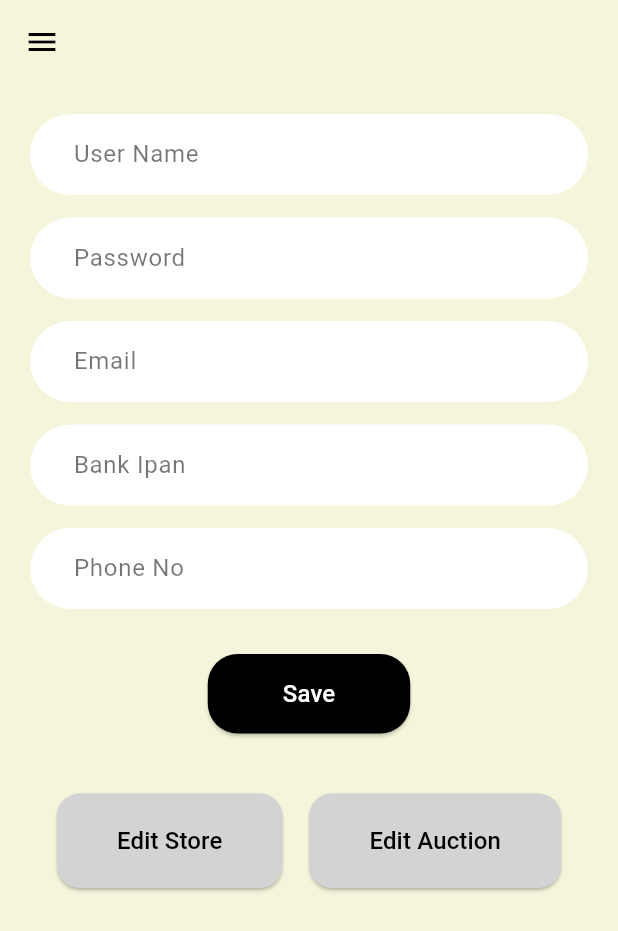
After one commit to TIKKRI-INTERNATIONAL/luwa-app, a Flutter app: the StoreRegistrationScreen screen opened by its route, on a phone screen of 412 x 824 dp. The commit adds this screen. Shown: the top 931 px of the screen. Run offline on Flutter 3.47's test engine with Material 3 defaults, Android fonts, the light colour scheme and no system bars; our stand-ins replace go_router, google_fonts; network calls fail.

Commit message:
first commit

```diff
--- a/lib/main.dart
+++ b/lib/main.dart
@@ -13,6 +13,7 @@ import 'package:myapp/signup_screen.dart';
 import 'package:myapp/store_category_screen.dart';
 import 'package:myapp/store_products_screen.dart';
 import 'package:myapp/user_register_screen.dart';
+import 'package:myapp/store_registration_screen.dart';
 
 void main() {
   runApp(const MyApp());
@@ -99,6 +100,12 @@ final GoRouter _router = GoRouter(
         return const PostViewScreen();
       },
     ),
+    GoRoute(
+      path: '/store-registration',
+      builder: (BuildContext context, GoRouterState state) {
+        return const StoreRegistrationScreen();
+      },
+    ),
   ],
 );
 
--- a/lib/product_screen.dart
+++ b/lib/product_screen.dart
@@ -117,7 +117,7 @@ class ProductScreen extends StatelessWidget {
             height: 250,
             decoration: BoxDecoration(
               gradient: LinearGradient(
-                colors: [Colors.black.withValues(alpha: 0.4), Colors.transparent],
+                colors: [Colors.black.withOpacity(0.4), Colors.transparent],
                 begin: Alignment.topLeft,
                 end: Alignment.center,
               ),
--- a/lib/profile_screen.dart
+++ b/lib/profile_screen.dart
@@ -121,7 +121,7 @@ class ProfileScreen extends StatelessWidget {
             height: 250,
             decoration: BoxDecoration(
               gradient: LinearGradient(
-                colors: [Colors.black.withValues(alpha: 0.4), Colors.transparent],
+                colors: [Colors.black.withOpacity(0.4), Colors.transparent],
                 begin: Alignment.topLeft,
                 end: Alignment.center,
               ),
--- /dev/null
+++ b/lib/store_registration_screen.dart
@@ -0,0 +1,98 @@
+
+import 'package:flutter/material.dart';
+
+class StoreRegistrationScreen extends StatelessWidget {
+  const StoreRegistrationScreen({super.key});
+
+  @override
+  Widget build(BuildContext context) {
+    return Scaffold(
+      backgroundColor: const Color(0xFFF5F5DC),
+      appBar: AppBar(
+        backgroundColor: Colors.transparent,
+        elevation: 0,
+        leading: IconButton(
+          icon: const Icon(Icons.menu, color: Colors.black),
+          onPressed: () {},
+        ),
+      ),
+      body: Padding(
+        padding: const EdgeInsets.symmetric(horizontal: 20.0),
+        child: SingleChildScrollView(
+          child: Column(
+            children: [
+              const SizedBox(height: 20),
+              _buildTextField("User Name"),
+              const SizedBox(height: 15),
+              _buildTextField("Password", obscureText: true),
+              const SizedBox(height: 15),
+              _buildTextField("Email"),
+              const SizedBox(height: 15),
+              _buildTextField("Bank Ipan"),
+              const SizedBox(height: 15),
+              _buildTextField("Phone No"),
+              const SizedBox(height: 30),
+              ElevatedButton(
+                onPressed: () {},
+                style: ElevatedButton.styleFrom(
+                  backgroundColor: Colors.black,
+                  shape: RoundedRectangleBorder(
+                    borderRadius: BorderRadius.circular(20),
+                  ),
+                  padding: const EdgeInsets.symmetric(horizontal: 50, vertical: 15),
+                ),
+                child: const Text(
+                  'Save',
+                  style: TextStyle(color: Colors.white, fontSize: 16),
+                ),
+              ),
+              const SizedBox(height: 40),
+              Row(
+                mainAxisAlignment: MainAxisAlignment.spaceEvenly,
+                children: [
+                  _buildActionButton(context, 'Edit Store'),
+                  _buildActionButton(context, 'Edit Auction'),
+                ],
+              ),
+              const SizedBox(height: 20),
+            ],
+          ),
+        ),
+      ),
+    );
+  }
+
+  Widget _buildTextField(String labelText, {bool obscureText = false}) {
+    return TextField(
+      obscureText: obscureText,
+      decoration: InputDecoration(
+        labelText: labelText,
+        labelStyle: const TextStyle(color: Colors.black54),
+        filled: true,
+        fillColor: Colors.white,
+        border: OutlineInputBorder(
+          borderRadius: BorderRadius.circular(30.0),
+          borderSide: BorderSide.none,
+        ),
+        contentPadding: const EdgeInsets.symmetric(vertical: 15, horizontal: 25),
+      ),
+    );
+  }
+
+  Widget _buildActionButton(BuildContext context, String label) {
+    return ElevatedButton(
+      onPressed: () {},
+      style: ElevatedButton.styleFrom(
+        backgroundColor: const Color(0xFFD3D3D3),
+        shape: RoundedRectangleBorder(
+          borderRadius: BorderRadius.circular(15),
+        ),
+        padding: const EdgeInsets.symmetric(horizontal: 40, vertical: 20),
+      ),
+      child: Text(
+        label,
+        style: const TextStyle(color: Colors.black, fontSize: 16),
+      ),
+    );
+  }
+}
```
Also changed, not shown: lib/auction_view_screen.dart (+7 -7 lines), lib/dashboard_screen.dart (+7 -7 lines), lib/post_view_screen.dart (+7 -7 lines), pubspec.yaml (+6 -6 lines), pubspec.lock, 6 other files.
